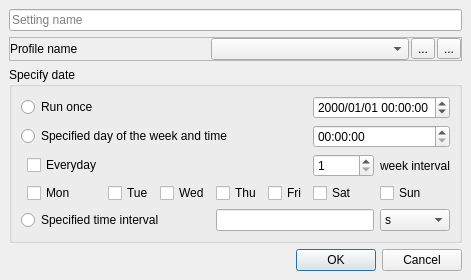
Qt form src/AutoBatchScheduler/startupdialog.ui (karakirimu/AutoBatchTools) before a commit.
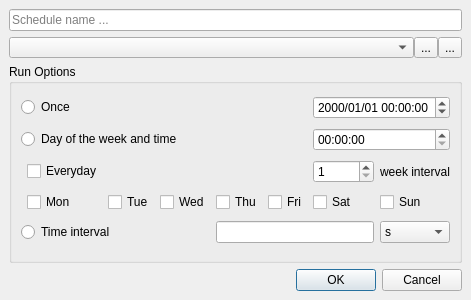
The same form after that commit. Icons and pictures are not drawn. Custom widgets are drawn as their Qt base class.

The edit to the form file:
```diff
--- a/src/AutoBatchScheduler/startupdialog.ui
+++ b/src/AutoBatchScheduler/startupdialog.ui
@@ -6,8 +6,8 @@
    <rect>
     <x>0</x>
     <y>0</y>
-    <width>459</width>
-    <height>275</height>
+    <width>453</width>
+    <height>300</height>
    </rect>
   </property>
   <property name="windowTitle">
@@ -32,27 +32,41 @@
    <item>
     <widget class="QLineEdit" name="nameLineEdit">
      <property name="sizePolicy">
-      <sizepolicy hsizetype="Preferred" vsizetype="Preferred">
+      <sizepolicy hsizetype="Preferred" vsizetype="Minimum">
        <horstretch>0</horstretch>
        <verstretch>0</verstretch>
       </sizepolicy>
      </property>
+     <property name="minimumSize">
+      <size>
+       <width>0</width>
+       <height>19</height>
+      </size>
+     </property>
+     <property name="font">
+      <font>
+       <pointsize>9</pointsize>
+      </font>
+     </property>
      <property name="placeholderText">
-      <string>Setting name</string>
+      <string>Schedule name ...</string>
+     </property>
+     <property name="clearButtonEnabled">
+      <bool>false</bool>
      </property>
     </widget>
    </item>
    <item>
     <widget class="QFrame" name="frame_2">
      <property name="frameShape">
-      <enum>QFrame::StyledPanel</enum>
+      <enum>QFrame::NoFrame</enum>
      </property>
      <property name="frameShadow">
       <enum>QFrame::Raised</enum>
      </property>
      <layout class="QHBoxLayout" name="horizontalLayout">
       <property name="spacing">
-       <number>2</number>
+       <number>0</number>
       </property>
       <property name="leftMargin">
        <number>0</number>
@@ -66,27 +80,20 @@
       <property name="bottomMargin">
        <number>0</number>
       </property>
-      <item>
-       <widget class="QLabel" name="label_2">
-        <property name="sizePolicy">
-         <sizepolicy hsizetype="Preferred" vsizetype="Preferred">
-          <horstretch>0</horstretch>
-          <verstretch>0</verstretch>
-         </sizepolicy>
-        </property>
-        <property name="text">
-         <string>Profile name</string>
-        </property>
-       </widget>
-      </item>
       <item>
        <widget class="ProfileComboBox" name="profileComboBox">
         <property name="sizePolicy">
          <sizepolicy hsizetype="Preferred" vsizetype="Fixed">
           <horstretch>0</horstretch>
-          <verstretch>0</verstretch>
+          <verstretch>16</verstretch>
          </sizepolicy>
         </property>
+        <property name="minimumSize">
+         <size>
+          <width>0</width>
+          <height>19</height>
+         </size>
+        </property>
        </widget>
       </item>
       <item>
@@ -98,6 +105,12 @@
          <iconset resource="../../res/resources.qrc">
           <normaloff>:/default_icons/add.png</normaloff>:/default_icons/add.png</iconset>
         </property>
+        <property name="iconSize">
+         <size>
+          <width>16</width>
+          <height>16</height>
+         </size>
+        </property>
        </widget>
       </item>
       <item>
@@ -116,8 +129,14 @@
    </item>
    <item>
     <widget class="QGroupBox" name="groupBox">
+     <property name="sizePolicy">
+      <sizepolicy hsizetype="Preferred" vsizetype="Expanding">
+       <horstretch>0</horstretch>
+       <verstretch>0</verstretch>
+      </sizepolicy>
+     </property>
      <property name="title">
-      <string>Specify date</string>
+      <string>Run Options</string>
      </property>
      <layout class="QGridLayout" name="gridLayout_2">
       <item row="3" column="2">
@@ -211,7 +230,7 @@
       <item row="0" column="0" colspan="3">
        <widget class="QRadioButton" name="oneshotRadioButton">
         <property name="text">
-         <string>Run once</string>
+         <string>Once</string>
         </property>
         <attribute name="buttonGroup">
          <string notr="true">radioButtonGroup</string>
@@ -242,7 +261,7 @@
       <item row="1" column="0" colspan="5">
        <widget class="QRadioButton" name="weeksRadioButton">
         <property name="text">
-         <string>Specified day of the week and time</string>
+         <string>Day of the week and time</string>
         </property>
         <attribute name="buttonGroup">
          <string notr="true">radioButtonGroup</string>
@@ -252,7 +271,7 @@
       <item row="4" column="0" colspan="4">
        <widget class="QRadioButton" name="secondsRadioButton">
         <property name="text">
-         <string>Specified time interval</string>
+         <string>Time interval</string>
         </property>
         <attribute name="buttonGroup">
          <string notr="true">radioButtonGroup</string>
```
Left out of the diff: 6 changed lines with no effect on the pictures.
